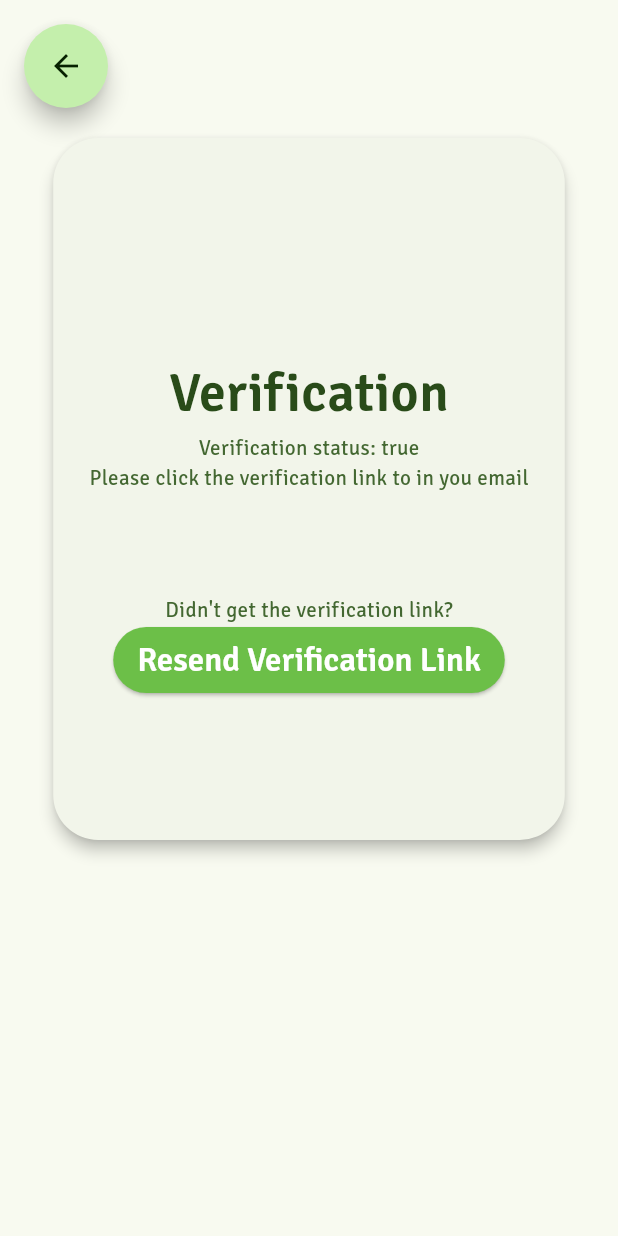
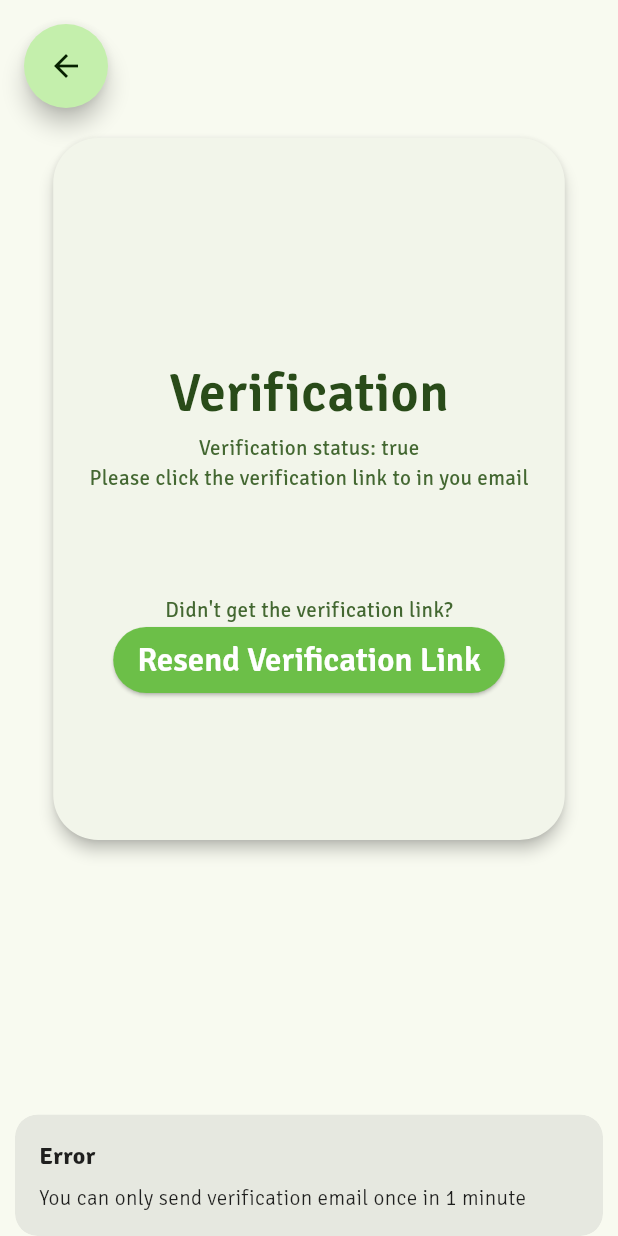
Before and after one commit to Xrayya/Nutri-Byte, a Flutter app: the screen it shows once a user with an empty profile is signed in, after a tap on the "mail" icon, on a phone screen of 412 x 824 dp. Run offline on Flutter 3.47's test engine with Material 3 defaults, Android fonts, the phone set to English and light mode, and no system bars; our stand-ins replace camera, cloud_firestore, firebase_auth, firebase_core, flutter_svg, form_validator and 6 more; missing offline and left inert: flutter_tflite, gradient_progress_bar; accounts and stored records are empty.

Commit message:
feat(verification): write timestamp and give delay one minute each send email

```diff
--- a/frontend/lib/app/core/constant.dart
+++ b/frontend/lib/app/core/constant.dart
@@ -1,5 +1,6 @@
 import 'package:cloud_firestore/cloud_firestore.dart';
 import 'package:firebase_auth/firebase_auth.dart';
+import 'package:shared_preferences/shared_preferences.dart';
 
 FirebaseAuth auth = FirebaseAuth.instance;
 FirebaseFirestore firestore = FirebaseFirestore.instance;
--- a/frontend/lib/app/core/injection.dart
+++ b/frontend/lib/app/core/injection.dart
@@ -8,6 +8,7 @@ import 'package:nutri_byte/app/data/services/food_repository.dart';
 import 'package:nutri_byte/app/data/services/reward_repository.dart';
 import 'package:nutri_byte/app/data/services/user_repository.dart';
 import 'package:nutri_byte/app/modules/auth/controllers/auth_controller.dart';
+import 'package:shared_preferences/shared_preferences.dart';
 
 Future<void> injection() async {
   Get.put(AuthController());
@@ -19,4 +20,6 @@ Future<void> injection() async {
   Get.put(AuthRepository());
   Get.put(RewardProvider());
   Get.put(RewardRepository());
+
+  await SharedPreferences.getInstance();
 }
--- a/frontend/lib/app/modules/auth/controllers/auth_controller.dart
+++ b/frontend/lib/app/modules/auth/controllers/auth_controller.dart
@@ -28,11 +28,16 @@ class AuthController extends GetxController {
     if (user == null) {
       Get.offAllNamed(Routes.LOGIN);
     } else {
-      final userDb = await firestore.collection('users').doc(user.uid).get();
-      if (userDb.exists) {
-        Get.offAllNamed(Routes.HOME);
+      await auth.currentUser!.reload();
+      if (user.emailVerified == false) {
+        Get.offAllNamed(Routes.EMAIL_VERIFICATION);
       } else {
-        Get.offAllNamed(Routes.REGISTER);
+        final userDb = await firestore.collection('users').doc(user.uid).get();
+        if (userDb.exists) {
+          Get.offAllNamed(Routes.HOME);
+        } else {
+          Get.offAllNamed(Routes.REGISTER);
+        }
       }
     }
   }
--- a/frontend/lib/app/modules/auth/email_verification/controllers/email_verification_controller.dart
+++ b/frontend/lib/app/modules/auth/email_verification/controllers/email_verification_controller.dart
@@ -1,5 +1,7 @@
+import 'package:firebase_auth/firebase_auth.dart';
 import 'package:get/get.dart';
 import 'package:nutri_byte/app/core/constant.dart';
+import 'package:shared_preferences/shared_preferences.dart';
 
 class EmailVerificationController extends GetxController {
   final Rxn<bool?> isVerfied = Rxn<bool?>();
@@ -27,6 +29,30 @@ class EmailVerificationController extends GetxController {
   }
 
   Future<void> sendEmainVerification() async {
-    auth.currentUser!.sendEmailVerification();
+    bool isLimited = await checkIsLimited();
+    if (isLimited) {
+      Get.snackbar(
+        "Error",
+        "You can only send verification email once in 1 minute",
+        snackPosition: SnackPosition.BOTTOM,
+      );
+      return;
+    }
+    final prefs = await SharedPreferences.getInstance();
+    await prefs.setInt('timestamp', DateTime.now().millisecondsSinceEpoch);
+    await auth.currentUser!.sendEmailVerification();
+    await Future.delayed(Duration(seconds: 3));
+    await auth.currentUser!.reload();
+  }
+
+  Future<bool> checkIsLimited() async {
+    final prefs = await SharedPreferences.getInstance();
+    int? timestamp = prefs.getInt('timestamp');
+    if (timestamp != null) {
+      if (DateTime.now().millisecondsSinceEpoch - timestamp > 60000) {
+        return false;
+      }
+    }
+    return true;
   }
 }
--- a/frontend/lib/app/modules/auth/email_verification/views/email_verification_view.dart
+++ b/frontend/lib/app/modules/auth/email_verification/views/email_verification_view.dart
@@ -56,7 +56,7 @@ class EmailVerificationView extends GetView<EmailVerificationController> {
                   ),
                 ),
                 ElevatedButton(
-                  onPressed: () => {},
+                  onPressed: controller.sendEmainVerification,
                   child: Text(
                     'Resend Verification Link',
                     style:
--- a/frontend/pubspec.yaml
+++ b/frontend/pubspec.yaml
@@ -21,6 +21,7 @@ dependencies:
   camera: ^0.10.5+8
   flutter_tflite: ^1.0.1
   image: ^3.3.0
+  shared_preferences: ^2.2.2
   flutter:
     sdk: flutter
 
```
Also changed, not shown: frontend/pubspec.lock, 1 other file.
